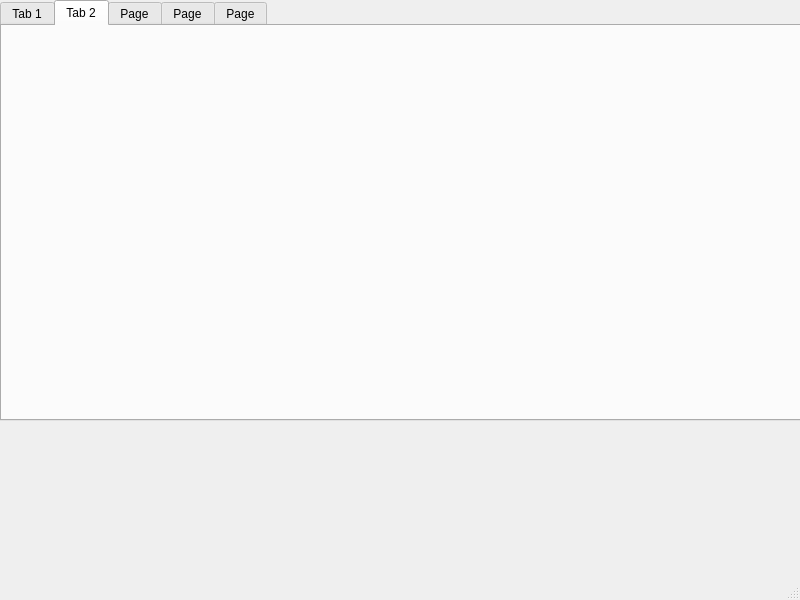
Above: mainwindow.ui from es6/task-manager before the change. Below: the same form after it.
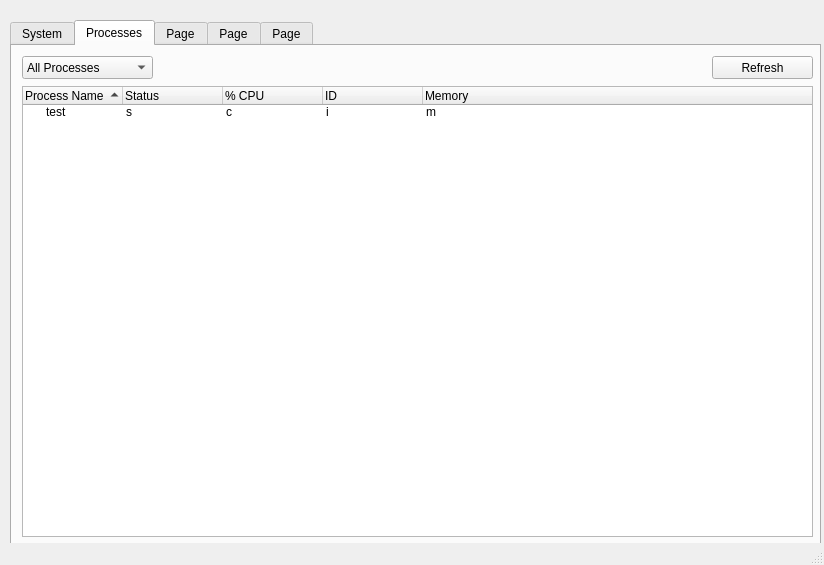
That is the form after the change. The open tabs and pages were chosen to show the change.

Commit message: 1.2 basic implementation

Diff of the .ui file:
```diff
--- a/mainwindow.ui
+++ b/mainwindow.ui
@@ -6,8 +6,8 @@
    <rect>
     <x>0</x>
     <y>0</y>
-    <width>800</width>
-    <height>600</height>
+    <width>824</width>
+    <height>565</height>
    </rect>
   </property>
   <property name="windowTitle">
@@ -17,10 +17,10 @@
    <widget class="QTabWidget" name="tabWidget">
     <property name="geometry">
      <rect>
-      <x>0</x>
-      <y>0</y>
+      <x>10</x>
+      <y>20</y>
       <width>811</width>
-      <height>421</height>
+      <height>531</height>
      </rect>
     </property>
     <property name="currentIndex">
@@ -28,7 +28,7 @@
     </property>
     <widget class="QWidget" name="tab_1">
      <attribute name="title">
-      <string>Tab 1</string>
+      <string>System</string>
      </attribute>
      <widget class="QListWidget" name="listWidget">
       <property name="geometry">
@@ -60,8 +60,101 @@
     </widget>
     <widget class="QWidget" name="tab_2">
      <attribute name="title">
-      <string>Tab 2</string>
+      <string>Processes</string>
      </attribute>
+     <widget class="QTreeWidget" name="treeWidget">
+      <property name="geometry">
+       <rect>
+        <x>10</x>
+        <y>40</y>
+        <width>791</width>
+        <height>451</height>
+       </rect>
+      </property>
+      <property name="sortingEnabled">
+       <bool>true</bool>
+      </property>
+      <column>
+       <property name="text">
+        <string>Process Name</string>
+       </property>
+      </column>
+      <column>
+       <property name="text">
+        <string>Status</string>
+       </property>
+      </column>
+      <column>
+       <property name="text">
+        <string>% CPU</string>
+       </property>
+      </column>
+      <column>
+       <property name="text">
+        <string>ID</string>
+       </property>
+      </column>
+      <column>
+       <property name="text">
+        <string>Memory</string>
+       </property>
+      </column>
+      <item>
+       <property name="text">
+        <string>test</string>
+       </property>
+       <property name="text">
+        <string>s</string>
+       </property>
+       <property name="text">
+        <string>c</string>
+       </property>
+       <property name="text">
+        <string>i</string>
+       </property>
+       <property name="text">
+        <string>m</string>
+       </property>
+      </item>
+     </widget>
+     <widget class="QComboBox" name="comboBox">
+      <property name="geometry">
+       <rect>
+        <x>10</x>
+        <y>10</y>
+        <width>131</width>
+        <height>23</height>
+       </rect>
+      </property>
+      <item>
+       <property name="text">
+        <string>All Processes</string>
+       </property>
+      </item>
+      <item>
+       <property name="text">
+        <string>My Processes</string>
+       </property>
+      </item>
+      <item>
+       <property name="text">
+        <string>Tree Format?</string>
+       </property>
+      </item>
+     </widget>
+     <widget class="QPushButton" name="pushButton">
+      <property name="geometry">
+       <rect>
+        <x>700</x>
+        <y>10</y>
+        <width>101</width>
+        <height>23</height>
+       </rect>
+      </property>
+      <property name="text">
+       <string>Refresh</string>
+      </property>
+     </widget>
     </widget>
     <widget class="QWidget" name="tab_3">
      <attribute name="title">
```
Left out of the diff: 4 changed lines with no effect on the pictures. The commit also changes 2 other files.
